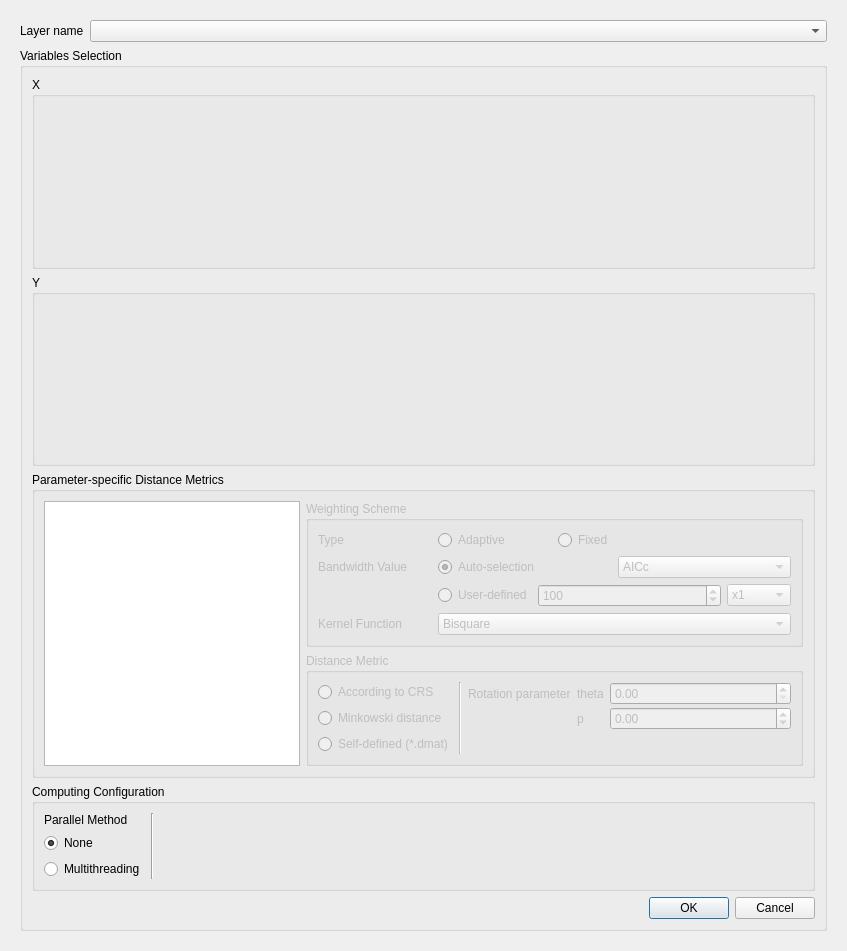
This is src/gwmgwcorrelationoptionsdialog.ui in GWmodel-Lab/GWmodelS as Qt 5 draws it before an edit. The edited form follows.
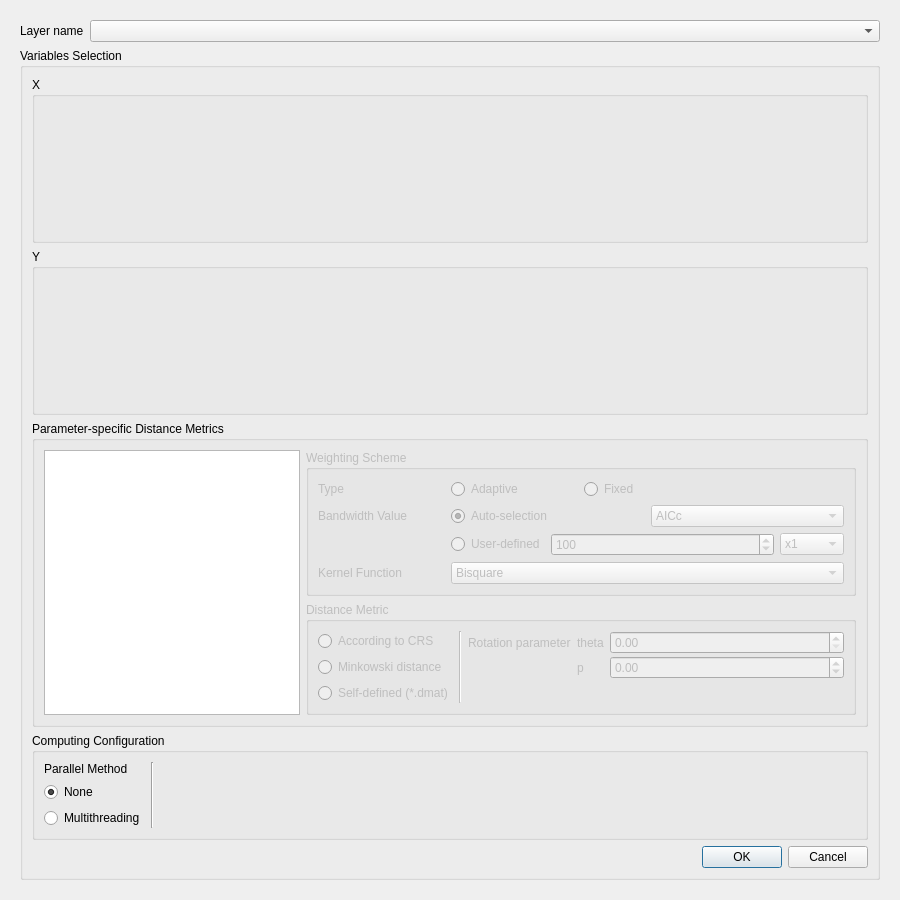
This is the edited form. Custom widgets are drawn as their Qt base class.

```diff
--- a/src/gwmgwcorrelationoptionsdialog.ui
+++ b/src/gwmgwcorrelationoptionsdialog.ui
@@ -6,8 +6,8 @@
    <rect>
     <x>0</x>
     <y>0</y>
-    <width>847</width>
-    <height>951</height>
+    <width>900</width>
+    <height>900</height>
    </rect>
   </property>
   <property name="windowTitle">
@@ -30,8 +30,8 @@
        <rect>
         <x>0</x>
         <y>0</y>
-        <width>829</width>
-        <height>933</height>
+        <width>800</width>
+        <height>800</height>
        </rect>
       </property>
       <layout class="QVBoxLayout" name="verticalLayout_4">
```
